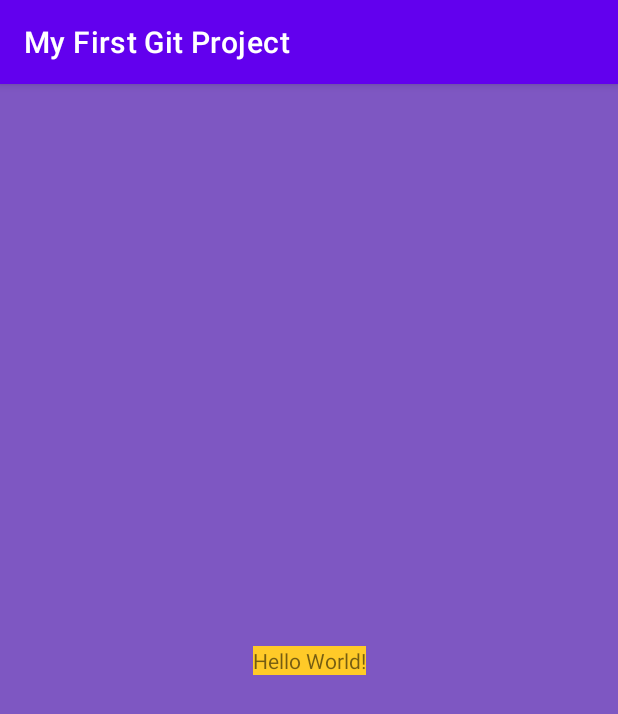
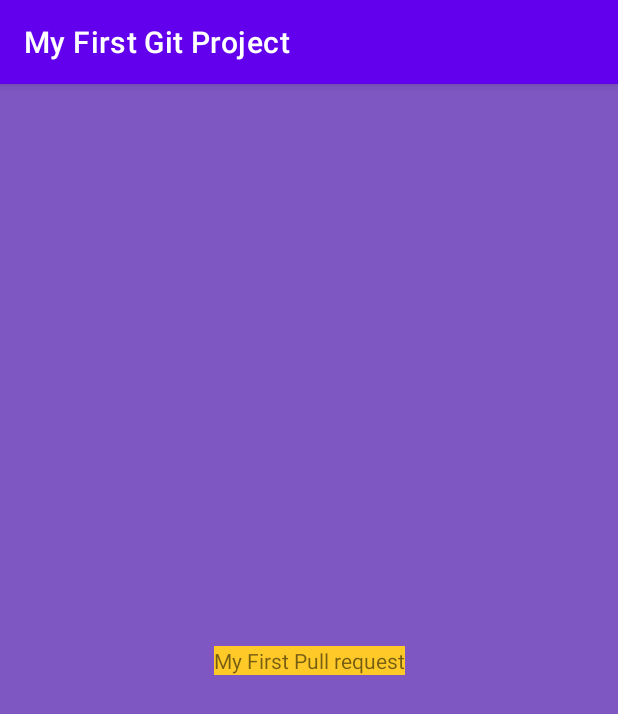
Before and after one commit to SoldatovEgor93/MyFirstGitProject, an Android app: the screen it shows after launch (MainActivity), on a phone screen of 412 x 824 dp. Shown: the top 714 px of the screen. Run offline under Robolectric (Android 15) with nearby library versions, the phone set to English and light mode, and no system bars.

Commit message:
change text on screen

```diff
--- a/app/src/main/res/layout/activity_main.xml
+++ b/app/src/main/res/layout/activity_main.xml
@@ -11,7 +11,7 @@
         android:layout_width="wrap_content"
         android:layout_height="wrap_content"
         android:background="#FFCA28"
-        android:text="Hello World!"
+        android:text="@string/my_first_commit"
         app:layout_constraintBottom_toBottomOf="parent"
         app:layout_constraintEnd_toEndOf="parent"
         app:layout_constraintStart_toStartOf="parent"
--- a/app/src/main/res/values/strings.xml
+++ b/app/src/main/res/values/strings.xml
@@ -1,3 +1,4 @@
 <resources>
     <string name="app_name">My First Git Project</string>
+    <string name="my_first_commit">My First Pull request</string>
 </resources>
```
